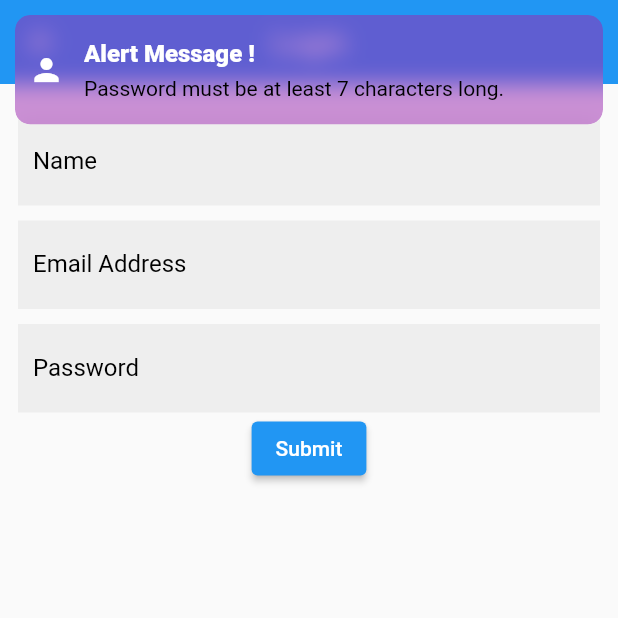
After one commit to nezam10/GetX-REST-API, a Flutter app: the LoginScreen screen opened by its route, after a tap on "Submit", on a phone screen of 412 x 824 dp, the top half of it. The commit adds this screen. Run offline on Flutter 3.47's test engine with Material 2 defaults, Android fonts, the phone set to English and light mode, and no system bars; our stand-ins replace get; network calls fail.

Commit message:
GetX form Validation

```diff
--- a/lib/constant/get_pages.dart
+++ b/lib/constant/get_pages.dart
@@ -6,6 +6,7 @@ import 'package:getx_rest_api/modules/details/view/details_screen.dart';
 import 'package:getx_rest_api/modules/home/binding/home_screen_binding.dart';
 import 'package:getx_rest_api/modules/home/controller/home_screen_controller.dart';
 import 'package:getx_rest_api/modules/home/view/home_screen.dart';
+import 'package:getx_rest_api/modules/login/view/login_screen.dart';
 
 List<GetPage> getPages = [
   GetPage(
@@ -19,4 +20,10 @@ List<GetPage> getPages = [
     transition: Transition.fadeIn,
     binding: DetailsScreenBinding(),
   ),
+  GetPage(
+    name: RouteConstant.loginScreen,
+    page: () => LoginScreen(),
+    transition: Transition.fadeIn,
+    binding: DetailsScreenBinding(),
+  ),
 ];
--- /dev/null
+++ b/lib/constant/helper.dart
@@ -0,0 +1,25 @@
+import 'package:flutter/material.dart';
+import 'package:get/get.dart';
+
+class Helper {
+  static customSnakbar(String title, message) {
+    Get.snackbar(
+      "$title",
+      "$message",
+      messageText: Text(
+        "$message",
+        style: const TextStyle(color: Colors.black),
+      ),
+      icon: Icon(Icons.person, color: Colors.white),
+      snackPosition: SnackPosition.TOP,
+      backgroundColor: Colors.purple.withOpacity(0.5),
+      borderRadius: 10,
+      margin: EdgeInsets.all(10),
+      colorText: Colors.white,
+      duration: Duration(seconds: 2),
+      isDismissible: true,
+      dismissDirection: DismissDirection.up,
+      forwardAnimationCurve: Curves.easeOutBack,
+    );
+  }
+}
--- a/lib/constant/route_constant.dart
+++ b/lib/constant/route_constant.dart
@@ -1,5 +1,6 @@
 class RouteConstant {
   static const String homeScreen = '/home_screen';
   static const String detailsScreen = '/details_screen';
+  static const String loginScreen = '/login_screen';
   //static const String loginScreen = '/login_screen';
 }
--- /dev/null
+++ b/lib/custom_widgets/custom_textform_field.dart
@@ -0,0 +1,90 @@
+import 'package:flutter/material.dart';
+import 'package:flutter/services.dart';
+
+class CustomTextformField extends StatelessWidget {
+  final TextEditingController? controller;
+  final TextInputType? keyboardType;
+  final String? Function(String?)? validator;
+  final bool obscureText;
+  final Function(String?)? onSaved;
+  final String? labelText;
+  String? errorText;
+  final String? hintText;
+  final Widget? prefixIcon;
+  final Widget? suffixIcon;
+  final Widget? label;
+  final TextStyle? style;
+  final Color? color;
+  final double? width;
+  final double? height;
+  final Decoration? decoration;
+  final int? maxLength;
+  final int? maxLines;
+  final TextAlign textAlign;
+  final EdgeInsetsGeometry? padding;
+  final void Function(String)? onChanged;
+  final List<TextInputFormatter>? inputFormatters;
+  CustomTextformField({
+    Key? key,
+    this.controller,
+    this.keyboardType,
+    this.validator,
+    this.obscureText = false,
+    this.labelText,
+    this.errorText,
+    this.hintText,
+    this.prefixIcon,
+    this.suffixIcon,
+    this.label,
+    this.onSaved,
+    this.style,
+    this.color,
+    this.width,
+    this.height,
+    this.decoration,
+    this.maxLength,
+    this.maxLines,
+    required this.textAlign,
+    this.padding,
+    this.onChanged,
+    this.inputFormatters,
+  }) : super(key: key);
+
+  @override
+  Widget build(BuildContext context) {
+    return Container(
+      height: height,
+      width: width,
+      color: color,
+      alignment: Alignment.center,
+      decoration: decoration,
+      padding: padding,
+      child: TextFormField(
+        controller: controller,
+        keyboardType: keyboardType,
+        validator: validator,
+        obscureText: obscureText,
+        onSaved: onSaved,
+        style: style,
+        maxLength: maxLength,
+        maxLines: maxLines,
+        textAlign: textAlign,
+        onChanged: onChanged,
+        inputFormatters: inputFormatters,
+        decoration: InputDecoration(
+          border: InputBorder.none,
+          labelText: labelText,
+          errorText: errorText,
+          hintText: hintText,
+          prefixIcon: prefixIcon,
+          suffixIcon: suffixIcon,
+          fillColor: Colors.grey,
+          //filled: true,
+          label: label,
+          labelStyle: TextStyle(color: Colors.black),
+          hintStyle: TextStyle(color: Color(0xFF9A9A9A)),
+        ),
+      ),
+    );
+  }
+}
--- a/lib/modules/home/controller/home_screen_controller.dart
+++ b/lib/modules/home/controller/home_screen_controller.dart
@@ -2,6 +2,8 @@ import 'dart:async';
 import 'dart:convert';
 import 'dart:developer';
 
+import 'package:flutter/cupertino.dart';
+import 'package:flutter/material.dart';
 import 'package:get/get.dart';
 import 'package:getx_rest_api/model/home_data_model.dart';
 import 'package:http/http.dart' as http;
@@ -26,6 +28,7 @@ class HomeScreenController extends GetxController {
   @override
   void onClose() {}
 
+  /* :::::::::::::::::::: get api data :::::::::::::::::::::: */
   getApi() async {
     print("hello : ");
     try {
@@ -62,4 +65,7 @@ class HomeScreenController extends GetxController {
   void setSelected(String value) {
     selected.value = value;
   }
+
+  /* ::::::::::::::::::::  :::::::::::::::::::::: */
+
 }
--- a/lib/modules/home/view/home_screen.dart
+++ b/lib/modules/home/view/home_screen.dart
@@ -46,7 +46,12 @@ class _HomeScreenState extends State<HomeScreen> {
                       child: DropdownButton(
                           hint: Text("Name"),
                           onChanged: (newValue) {
-                            homeScreenController.setSelected(newValue!);
+                            homeScreenController.selected.value =
+                                newValue.toString();
+                            if (homeScreenController.selected.value != "Name") {
+                              homeScreenController.setSelected(
+                                  homeScreenController.selected.value);
+                            }
                           },
                           //value: homeScreenController.selected.value,
                           icon: Icon(Icons.arrow_drop_down),
@@ -60,6 +65,11 @@ class _HomeScreenState extends State<HomeScreen> {
                             );
                           }).toList()),
                     ),
+                  ),
+                  SizedBox(height: 20),
+                  ElevatedButton(
+                    onPressed: () => Get.toNamed(RouteConstant.loginScreen),
+                    child: Text("Login Screen"),
                   ),
                   Flexible(
                     child: ListView.builder(
--- /dev/null
+++ b/lib/modules/login/binding/login_screen_binding.dart
@@ -0,0 +1,9 @@
+import 'package:get/get.dart';
+import 'package:getx_rest_api/modules/login/controller/login_controller.dart';
+
+class LoginScreenBinding extends Bindings {
+  @override
+  void dependencies() {
+    Get.lazyPut<LoginController>(() => LoginController());
+  }
+}
--- /dev/null
+++ b/lib/modules/login/controller/login_controller.dart
@@ -0,0 +1,128 @@
+import 'package:flutter/material.dart';
+import 'package:get/get.dart';
+import 'package:getx_rest_api/constant/helper.dart';
+import 'package:getx_rest_api/constant/route_constant.dart';
+
+class LoginController extends GetxController {
+  GlobalKey<FormState> formKey = GlobalKey<FormState>();
+  String userEmail = '';
+  String userName = '';
+  String userPassword = '';
+
+  @override
+  void onInit() {
+    // TODO: implement onInit
+    super.onInit();
+  }
+
+  @override
+  void onReady() {
+    // TODO: implement onReady
+    super.onReady();
+  }
+
+  @override
+  void onClose() {
+    //formKey.
+    super.onClose();
+  }
+
+  String? emailValidator(String value) {
+    if (value.isEmpty || !value.contains('@')) {
+      //return 'Please enter a valid email address.';
+      Helper.customSnakbar(
+          "Alert Message !", "Please enter a valid email address.");
+    }
+    return null;
+  }
+
+  String? userNameValidator(String value) {
+    if (value.isEmpty || value.length < 4) {
+      //return 'Name must be at least 4 characters long.';
+      Helper.customSnakbar(
+          "Alert Message !", "Name must be at least 4 characters long.");
+    }
+    return null;
+  }
+
+  String? passwordValidator(String value) {
+    if (value.isEmpty || value.length < 7) {
+      //return 'Password must be at least 7 characters long.';
+      Helper.customSnakbar(
+          "Alert Message !", "Password must be at least 7 characters long.");
+    }
+    return null;
+  }
+
+  void trySubmit() {
+    final isValid = formKey.currentState!.validate();
+    Get.focusScope!.unfocus();
+    if (isValid) {
+      formKey.currentState!.save();
+      print("userEmail : $userEmail");
+      print("userName : $userName");
+      print("userPass : $userPassword");
+      if (userEmail.isNotEmpty) {
+        if (!RegExp(
+                r'^(([^<>()[\]\\.,;:\s@\"]+(\.[^<>()[\]\\.,;:\s@\"]+)*)|(\".+\"))@((\[[0-9]{1,3}\.[0-9]{1,3}\.[0-9]{1,3}\.[0-9]{1,3}\])|(([a-zA-Z\-0-9]+\.)+[a-zA-Z]{2,}))$')
+            .hasMatch(userEmail)) {
+          Helper.customSnakbar(
+              "Alert Message !", "Enter a Valid Email address.");
+        } else if (userName.isNotEmpty &&
+            userEmail.isNotEmpty &&
+            userPassword.length > 7) {
+          Get.offAndToNamed(RouteConstant.homeScreen);
+        }
+      }
+    }
+  }
+
+  // @override
+  // void onInit() {
+  //   super.onInit();
+  // }
+
+  // void validations(String val) async {
+  //   errorText.value = null;
+  //   submitFunc.value = null;
+  //   if (val.isNotEmpty) {
+  //     if (lengthOk(val) && await available(val)) {
+  //       print("all validations passed, enable submit btn...");
+  //       submitFunc.value = submitFunction();
+  //       errorText.value = null;
+  //     }
+  //   }
+  // }
+
+  // bool lengthOk(String val, {int minLen = 5}) {
+  //   if (val.length < 5) {
+  //     errorText.value = "min. 5 chars";
+  //     return false;
+  //   }
+  //   return true;
+  // }
+
+  // Future<bool> available(String val) async {
+  //   print("Query availability of: $val");
+  //   await Future.delayed(
+  //       const Duration(seconds: 1), () => print("Available query returned"));
+  //   if (val == 'Nezam') {
+  //     errorText.value = "Name Taken";
+  //     return false;
+  //   }
+  //   return true;
+  // }
+
+  // void usernameChaged(String val) {
+  //   username.value = val;
+  // }
+
+  // Future<bool> Function() submitFunction() {
+  //   return () async {
+  //     print("Make database call to create : ${username.value} account");
+  //     await Future.delayed(
+  //         const Duration(seconds: 1), () => print("User account created"));
+  //     return true;
+  //   };
+  // }
+}
--- /dev/null
+++ b/lib/modules/login/view/login_screen.dart
@@ -0,0 +1,82 @@
+import 'package:flutter/material.dart';
+import 'package:get/get.dart';
+import 'package:getx_rest_api/modules/login/controller/login_controller.dart';
+
+import '../../../custom_widgets/custom_textform_field.dart';
+
+class LoginScreen extends StatelessWidget {
+  const LoginScreen({super.key});
+
+  @override
+  Widget build(BuildContext context) {
+    LoginController loginController = Get.put(LoginController());
+    return GestureDetector(
+      onTap: () => FocusScope.of(context).requestFocus(FocusNode()),
+      child: Scaffold(
+        appBar: AppBar(
+          centerTitle: true,
+          elevation: 0.0,
+          title: const Text("Login"),
+        ),
+        body: Padding(
+          padding: const EdgeInsets.all(12),
+          child: Form(
+            key: loginController.formKey,
+            child: Column(
+              children: [
+                const SizedBox(height: 10),
+                CustomTextformField(
+                  padding: const EdgeInsets.only(left: 10),
+                  textAlign: TextAlign.start,
+                  color: Colors.grey.shade200,
+                  keyboardType: TextInputType.text,
+                  labelText: "Name",
+                  validator: (value) {
+                    return loginController.userNameValidator(value!);
+                  },
+                  onSaved: (value) {
+                    loginController.userName = value!;
+                  },
+                ),
+                const SizedBox(height: 10),
+                CustomTextformField(
+                  padding: const EdgeInsets.only(left: 10),
+                  textAlign: TextAlign.start,
+                  color: Colors.grey.shade200,
+                  keyboardType: TextInputType.emailAddress,
+                  labelText: "Email Address",
+                  validator: (value) {
+                    return loginController.emailValidator(value!);
+                  },
+                  onSaved: (value) {
+                    loginController.userEmail = value!;
+                  },
+                ),
+                const SizedBox(height: 10),
+                CustomTextformField(
+                  padding: const EdgeInsets.only(left: 10),
+                  textAlign: TextAlign.start,
+                  color: Colors.grey.shade200,
+                  keyboardType: TextInputType.emailAddress,
+                  labelText: "Password",
+                  validator: (value) {
+                    return loginController.passwordValidator(value!);
+                  },
+                  onSaved: (value) {
+                    loginController.userPassword = value!;
+                  },
+                ),
+                ElevatedButton(
+                  child: Text("Submit"),
+                  onPressed: () {
+                    loginController.trySubmit();
+                  },
+                ),
+              ],
+            ),
+          ),
+        ),
+      ),
+    );
+  }
+}
```
